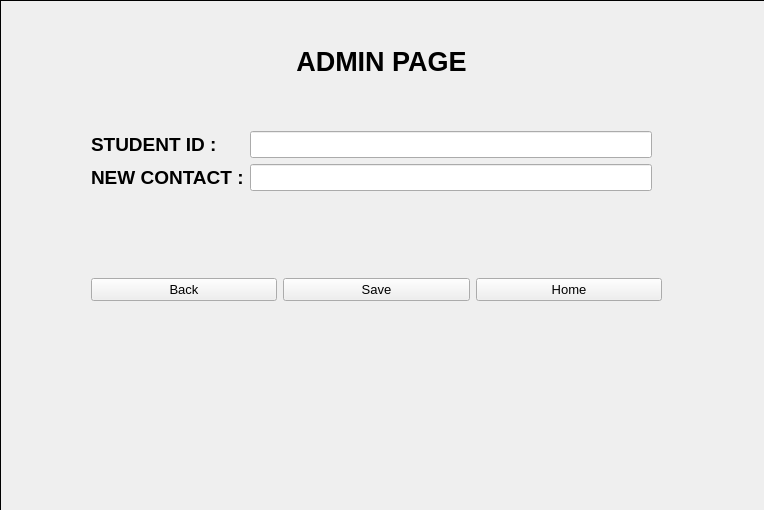
Before: the Qt Designer form adminstudent_edit.ui in Shasank12345/QT_PROJECT, drawn with Qt 5.
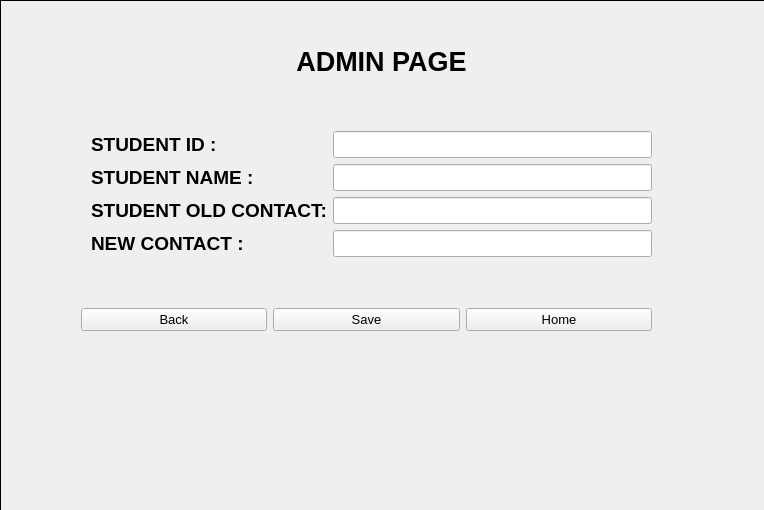
After: the same form once the commit is applied. The open tabs and pages were chosen to show the change. Icons and pictures are not drawn.

The edit to the form file:
```diff
--- a/adminstudent_edit.ui
+++ b/adminstudent_edit.ui
@@ -858,7 +858,7 @@
        <x>90</x>
        <y>130</y>
        <width>561</width>
-       <height>131</height>
+       <height>162</height>
       </rect>
      </property>
      <layout class="QFormLayout" name="formLayout_7">
@@ -886,7 +886,7 @@
         </property>
        </widget>
       </item>
-      <item row="1" column="0">
+      <item row="4" column="0">
        <widget class="QLabel" name="label_23">
         <property name="font">
          <font>
@@ -901,7 +901,7 @@
         </property>
        </widget>
       </item>
-      <item row="1" column="1">
+      <item row="4" column="1">
        <widget class="QLineEdit" name="lineEdit_16">
         <property name="font">
          <font>
@@ -913,13 +913,61 @@
         </property>
        </widget>
       </item>
+      <item row="1" column="0">
+       <widget class="QLabel" name="label_30">
+        <property name="font">
+         <font>
+          <pointsize>12</pointsize>
+         </font>
+        </property>
+        <property name="styleSheet">
+         <string notr="true">color: rgb(0, 0, 0);</string>
+        </property>
+        <property name="text">
+         <string>&lt;html&gt;&lt;head/&gt;&lt;body&gt;&lt;p&gt;&lt;span style=&quot; font-size:14pt; font-weight:700;&quot;&gt;STUDENT  NAME :&lt;/span&gt;&lt;/p&gt;&lt;/body&gt;&lt;/html&gt;</string>
+        </property>
+       </widget>
+      </item>
+      <item row="1" column="1">
+       <widget class="QLineEdit" name="lineEdit_10">
+        <property name="font">
+         <font>
+          <pointsize>12</pointsize>
+         </font>
+        </property>
+       </widget>
+      </item>
+      <item row="2" column="0">
+       <widget class="QLabel" name="label_31">
+        <property name="font">
+         <font>
+          <pointsize>12</pointsize>
+         </font>
+        </property>
+        <property name="styleSheet">
+         <string notr="true">color: rgb(0, 0, 0);</string>
+        </property>
+        <property name="text">
+         <string>&lt;html&gt;&lt;head/&gt;&lt;body&gt;&lt;p&gt;&lt;span style=&quot; font-size:14pt; font-weight:700;&quot;&gt;STUDENT OLD CONTACT:&lt;/span&gt;&lt;/p&gt;&lt;/body&gt;&lt;/html&gt;</string>
+        </property>
+       </widget>
+      </item>
+      <item row="2" column="1">
+       <widget class="QLineEdit" name="lineEdit_11">
+        <property name="font">
+         <font>
+          <pointsize>12</pointsize>
+         </font>
+        </property>
+       </widget>
+      </item>
      </layout>
     </widget>
     <widget class="QWidget" name="layoutWidget_6">
      <property name="geometry">
       <rect>
-       <x>90</x>
-       <y>270</y>
+       <x>80</x>
+       <y>300</y>
        <width>571</width>
        <height>38</height>
       </rect>
```
Left out of the diff: 240 changed lines with no effect on the pictures.
